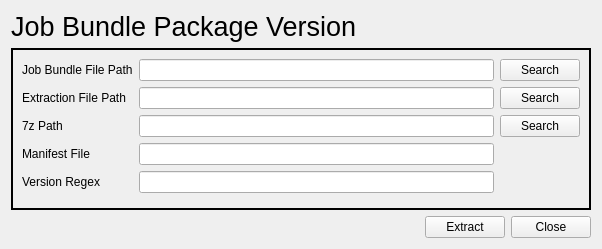
Above: gui/jbz_pkg.ui from jonngo/opt_version_checker before the change. Below: the same form after it.
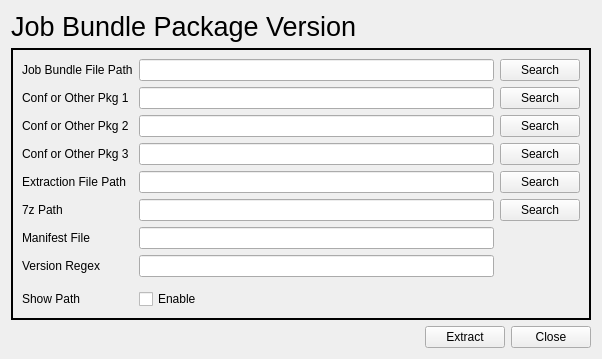
That is the form after the change.

Commit message: Additional field for the tgz files, code logic no yet included.

```diff
--- a/gui/jbz_pkg.ui
+++ b/gui/jbz_pkg.ui
@@ -7,7 +7,7 @@
     <x>0</x>
     <y>0</y>
     <width>602</width>
-    <height>249</height>
+    <height>359</height>
    </rect>
   </property>
   <property name="windowTitle">
@@ -55,37 +55,31 @@
         </property>
        </widget>
       </item>
-      <item row="2" column="2">
-       <widget class="QPushButton" name="sevenZpushButton">
-        <property name="text">
-         <string>Search</string>
-        </property>
-       </widget>
-      </item>
-      <item row="2" column="0">
+      <item row="5" column="0">
        <widget class="QLabel" name="label_4">
         <property name="text">
          <string>7z Path</string>
         </property>
        </widget>
       </item>
-      <item row="1" column="1">
-       <widget class="QLineEdit" name="extractionPathLineEdit"/>
+      <item row="5" column="2">
+       <widget class="QPushButton" name="sevenZpushButton">
+        <property name="text">
+         <string>Search</string>
+        </property>
+       </widget>
       </item>
-      <item row="2" column="1">
-       <widget class="QLineEdit" name="sevenZlineEdit"/>
-      </item>
-      <item row="3" column="0">
+      <item row="6" column="0">
        <widget class="QLabel" name="label_5">
         <property name="text">
          <string>Manifest File</string>
         </property>
        </widget>
       </item>
-      <item row="3" column="1">
+      <item row="6" column="1">
        <widget class="QLineEdit" name="jbz_manifest_line_edit"/>
       </item>
-      <item row="5" column="0">
+      <item row="8" column="0">
        <spacer name="verticalSpacer">
         <property name="orientation">
          <enum>Qt::Vertical</enum>
@@ -98,6 +92,36 @@
         </property>
        </spacer>
       </item>
+      <item row="5" column="1">
+       <widget class="QLineEdit" name="sevenZlineEdit"/>
+      </item>
+      <item row="4" column="1">
+       <widget class="QLineEdit" name="extractionPathLineEdit"/>
+      </item>
+      <item row="7" column="0">
+       <widget class="QLabel" name="label_6">
+        <property name="text">
+         <string>Version Regex</string>
+        </property>
+       </widget>
+      </item>
+      <item row="7" column="1">
+       <widget class="QLineEdit" name="jbz_regex_match_ver_line_edit"/>
+      </item>
+      <item row="4" column="2">
+       <widget class="QPushButton" name="extractionPushButton">
+        <property name="text">
+         <string>Search</string>
+        </property>
+       </widget>
+      </item>
+      <item row="4" column="0">
+       <widget class="QLabel" name="label_3">
+        <property name="text">
+         <string>Extraction File Path</string>
+        </property>
+       </widget>
+      </item>
       <item row="0" column="1">
        <widget class="QLineEdit" name="jbzPathLineEdit">
         <property name="enabled">
@@ -106,28 +130,69 @@
        </widget>
       </item>
       <item row="1" column="2">
-       <widget class="QPushButton" name="extractionPushButton">
+       <widget class="QPushButton" name="conf_other_pkg_1_push_button">
         <property name="text">
          <string>Search</string>
         </property>
        </widget>
       </item>
+      <item row="2" column="0">
+       <widget class="QLabel" name="label_8">
+        <property name="text">
+         <string>Conf or Other Pkg 2</string>
+        </property>
+       </widget>
+      </item>
       <item row="1" column="0">
-       <widget class="QLabel" name="label_3">
+       <widget class="QLabel" name="label_7">
         <property name="text">
-         <string>Extraction File Path</string>
+         <string>Conf or Other Pkg 1</string>
         </property>
        </widget>
       </item>
-      <item row="4" column="0">
-       <widget class="QLabel" name="label_6">
+      <item row="2" column="1">
+       <widget class="QLineEdit" name="conf_other_pkg_2_line_edit"/>
+      </item>
+      <item row="2" column="2">
+       <widget class="QPushButton" name="conf_other_pkg_2_push_button">
         <property name="text">
-         <string>Version Regex</string>
+         <string>Search</string>
         </property>
        </widget>
       </item>
-      <item row="4" column="1">
-       <widget class="QLineEdit" name="jbz_regex_match_ver_line_edit"/>
+      <item row="3" column="1">
+       <widget class="QLineEdit" name="conf_other_pkg_3_line_edit"/>
+      </item>
+      <item row="3" column="2">
+       <widget class="QPushButton" name="conf_other_pkg_3_push_button">
+        <property name="text">
+         <string>Search</string>
+        </property>
+       </widget>
+      </item>
+      <item row="3" column="0">
+       <widget class="QLabel" name="label_9">
+        <property name="text">
+         <string>Conf or Other Pkg 3</string>
+        </property>
+       </widget>
+      </item>
+      <item row="1" column="1">
+       <widget class="QLineEdit" name="conf_other_pkg_1_line_edit"/>
+      </item>
+      <item row="9" column="0">
+       <widget class="QLabel" name="label_10">
+        <property name="text">
+         <string>Show Path</string>
+        </property>
+       </widget>
+      </item>
+      <item row="9" column="1">
+       <widget class="QCheckBox" name="show_path_checkbox">
+        <property name="text">
+         <string>Enable</string>
+        </property>
+       </widget>
       </item>
      </layout>
     </widget>
```
The commit also changes 1 other file.
